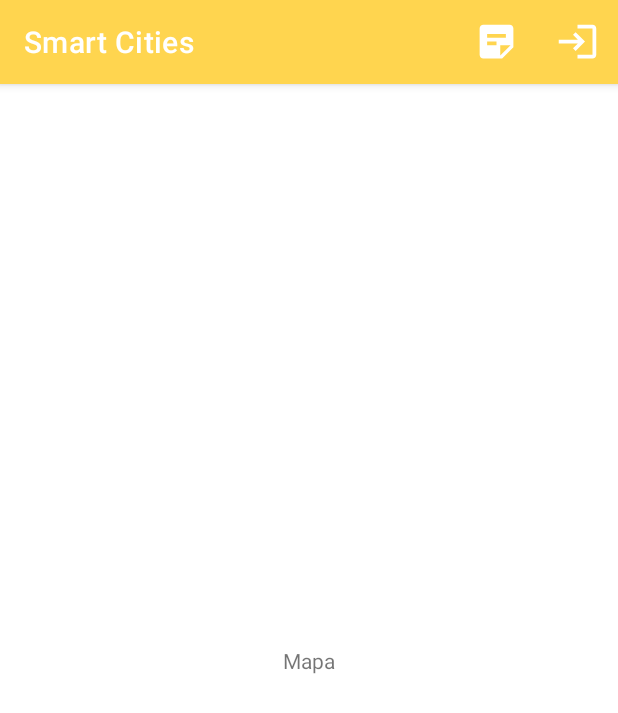
After one commit to tania-silva/SmartCities, an Android app: the Mapa screen opened directly, with no data from a screen before it, on a phone screen of 412 x 824 dp. The commit adds this screen. Shown: the top 713 px of the screen. Run offline under Robolectric (Android 15) with nearby library versions, the phone set to English and light mode, and no system bars.

Commit message:
Options Menu

```diff
--- a/app/build.gradle
+++ b/app/build.gradle
@@ -46,6 +46,12 @@ dependencies {
     implementation 'androidx.appcompat:appcompat:1.2.0'
     implementation 'com.google.android.material:material:1.3.0'
     implementation 'androidx.constraintlayout:constraintlayout:2.0.4'
+    implementation 'androidx.vectordrawable:vectordrawable:1.1.0'
+    implementation 'androidx.navigation:navigation-fragment:2.3.4'
+    implementation 'androidx.navigation:navigation-ui:2.3.4'
+    implementation 'androidx.lifecycle:lifecycle-livedata-ktx:2.3.1'
+    implementation 'androidx.navigation:navigation-fragment-ktx:2.3.4'
+    implementation 'androidx.navigation:navigation-ui-ktx:2.3.4'
     testImplementation 'junit:junit:4.+'
     androidTestImplementation 'androidx.test.ext:junit:1.1.2'
     androidTestImplementation 'androidx.test.espresso:espresso-core:3.3.0'
--- /dev/null
+++ b/app/src/main/java/com/example/smartcities/Mapa.kt
@@ -0,0 +1,63 @@
+package com.example.smartcities
+
+import android.content.Context
+import android.content.Intent
+import android.content.SharedPreferences
+import androidx.appcompat.app.AppCompatActivity
+import android.os.Bundle
+import android.view.Menu
+import android.view.MenuInflater
+import android.view.MenuItem
+import android.view.View
+import android.widget.Toast
+
+class Mapa : AppCompatActivity() {
+    override fun onCreate(savedInstanceState: Bundle?) {
+        super.onCreate(savedInstanceState)
+        setContentView(R.layout.activity_mapa)
+    }
+
+    override fun onCreateOptionsMenu(menu: Menu?): Boolean {
+        val inflater: MenuInflater = menuInflater
+        inflater.inflate(R.menu.menu, menu)
+        return true
+    }
+
+
+
+    override fun onOptionsItemSelected(item: MenuItem): Boolean {
+        return when (item.itemId) {
+            R.id.m_logout -> {
+
+                //Alterar o Shared Preferences
+                val sharedPref: SharedPreferences = getSharedPreferences(
+                    getString(R.string.login_p), Context.MODE_PRIVATE
+                )
+                with(sharedPref.edit()){
+                    putBoolean(getString(R.string.login_shared), false)
+                    putString(getString(R.string.nome), "")
+                    putInt(getString(R.string.id_utl), 0)
+                    commit()
+                }
+
+                //Navegar para o menu inicial
+                var intent = Intent(this, MainActivity::class.java)
+                startActivity(intent)
+                true
+            } R.id.m_notas -> {
+                //Navegar para o menu das notas
+                var intent = Intent(this, MainActivity2::class.java)
+                startActivity(intent)
+                true
+            }
+            else -> super.onOptionsItemSelected(item)
+        }
+    }
+
+    override fun onBackPressed() {
+        //nothing
+        Toast.makeText(this@Mapa, getString(R.string.back), Toast.LENGTH_SHORT).show()
+    }
+
+
+}
--- /dev/null
+++ b/app/src/main/res/drawable/ic_back.xml
@@ -0,0 +1,5 @@
+<vector android:autoMirrored="true" android:height="24dp"
+    android:tint="#FFFFFF" android:viewportHeight="24"
+    android:viewportWidth="24" android:width="24dp" xmlns:android="http://schemas.android.com/apk/res/android">
+    <path android:fillColor="@android:color/white" android:pathData="M11.67,3.87L9.9,2.1 0,12l9.9,9.9 1.77,-1.77L3.54,12z"/>
+</vector>
--- /dev/null
+++ b/app/src/main/res/drawable/ic_logout.xml
@@ -0,0 +1,5 @@
+<vector android:height="30dp" android:tint="#FFFFFF"
+    android:viewportHeight="24" android:viewportWidth="24"
+    android:width="30dp" xmlns:android="http://schemas.android.com/apk/res/android">
+    <path android:fillColor="@android:color/white" android:pathData="M11,7L9.6,8.4l2.6,2.6H2v2h10.2l-2.6,2.6L11,17l5,-5L11,7zM20,19h-8v2h8c1.1,0 2,-0.9 2,-2V5c0,-1.1 -0.9,-2 -2,-2h-8v2h8V19z"/>
+</vector>
--- a/app/src/main/res/drawable/ic_note.xml
+++ b/app/src/main/res/drawable/ic_note.xml
@@ -1,5 +1,5 @@
-<vector android:height="24dp" android:tint="@color/light_grey"
+<vector android:height="30dp" android:tint="@color/white"
     android:viewportHeight="24" android:viewportWidth="24"
-    android:width="24dp" xmlns:android="http://schemas.android.com/apk/res/android">
+    android:width="30dp" xmlns:android="http://schemas.android.com/apk/res/android">
     <path android:fillColor="@android:color/white" android:pathData="M19,3H4.99C3.89,3 3,3.9 3,5l0.01,14c0,1.1 0.89,2 1.99,2h10l6,-6V5C21,3.9 20.1,3 19,3zM7,8h10v2H7V8zM12,14H7v-2h5V14zM14,19.5V14h5.5L14,19.5z"/>
 </vector>
--- /dev/null
+++ b/app/src/main/res/drawable/ic_ocation.xml
@@ -0,0 +1,5 @@
+<vector android:height="30dp" android:tint="#FFFFFF"
+    android:viewportHeight="24" android:viewportWidth="24"
+    android:width="30dp" xmlns:android="http://schemas.android.com/apk/res/android">
+    <path android:fillColor="@android:color/white" android:pathData="M12,2C8.13,2 5,5.13 5,9c0,5.25 7,13 7,13s7,-7.75 7,-13c0,-3.87 -3.13,-7 -7,-7zM12,11.5c-1.38,0 -2.5,-1.12 -2.5,-2.5s1.12,-2.5 2.5,-2.5 2.5,1.12 2.5,2.5 -1.12,2.5 -2.5,2.5z"/>
+</vector>
--- /dev/null
+++ b/app/src/main/res/layout/activity_mapa.xml
@@ -0,0 +1,20 @@
+<?xml version="1.0" encoding="utf-8"?>
+<androidx.constraintlayout.widget.ConstraintLayout xmlns:android="http://schemas.android.com/apk/res/android"
+    xmlns:app="http://schemas.android.com/apk/res-auto"
+    xmlns:tools="http://schemas.android.com/tools"
+    android:layout_width="match_parent"
+    android:layout_height="match_parent"
+    tools:context=".Mapa">
+
+    <TextView
+        android:id="@+id/textView"
+        android:layout_width="wrap_content"
+        android:layout_height="wrap_content"
+        android:text="Mapa"
+        app:layout_constraintBottom_toBottomOf="parent"
+        app:layout_constraintEnd_toEndOf="parent"
+        app:layout_constraintHorizontal_bias="0.5"
+        app:layout_constraintStart_toStartOf="parent"
+        app:layout_constraintTop_toTopOf="parent" />
+
+</androidx.constraintlayout.widget.ConstraintLayout>
--- /dev/null
+++ b/app/src/main/res/menu/menu.xml
@@ -0,0 +1,18 @@
+<?xml version="1.0" encoding="utf-8"?>
+<menu xmlns:android="http://schemas.android.com/apk/res/android"
+    xmlns:app="http://schemas.android.com/apk/res-auto">
+
+    <item
+        android:id="@+id/m_notas"
+        android:icon="@drawable/ic_note"
+        android:title="@string/m_notes"
+        app:showAsAction="always">
+    </item>
+    <item
+        android:id="@+id/m_logout"
+        android:icon="@drawable/ic_logout"
+        android:title="@string/m_logout"
+        app:showAsAction="always">
+    </item>
+
+</menu>
--- /dev/null
+++ b/app/src/main/res/values/dimens.xml
@@ -0,0 +1,5 @@
+<resources>
+    <!-- Default screen margins, per the Android Design guidelines. -->
+    <dimen name="activity_horizontal_margin">16dp</dimen>
+    <dimen name="activity_vertical_margin">16dp</dimen>
+</resources>
--- a/app/src/main/res/values/strings.xml
+++ b/app/src/main/res/values/strings.xml
@@ -15,4 +15,8 @@
     <string name="nome" translatable="false">nome</string>
     <string name="id_utl" translatable="false">id_utl</string>
     <string name="email_erro">Invalid Email</string>
+    <string name="m_logout">Logout</string>
+    <string name="m_notes">My notes</string>
+    <string name="menu_opc" translatable="false">menu</string>
+    <string name="back">There is no back action</string>
 </resources>
```
Also changed, not shown: app/src/main/AndroidManifest.xml (+5 -5 lines), app/src/main/java/com/example/smartcities/MainActivity.kt (+9 -11 lines), app/src/main/java/com/example/smartcities/MainActivity2.kt (+64 -0 lines), app/src/main/res/drawable/ic_dashboard_black_24dp.xml (added, +9 -0 lines), app/src/main/res/drawable/ic_home_black_24dp.xml (added, +9 -0 lines), app/src/main/res/drawable/ic_notifications_black_24dp.xml (added, +9 -0 lines), app/src/main/res/menu/menu_notas.xml (added, +19 -0 lines).
